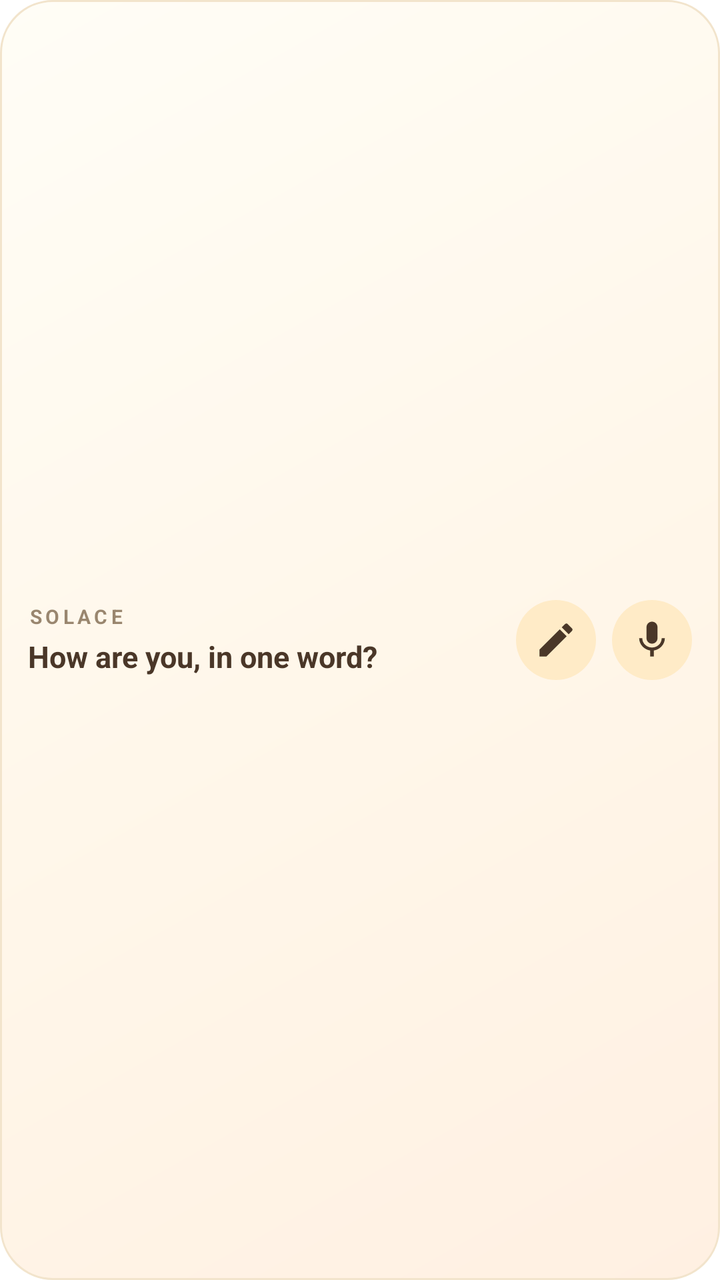
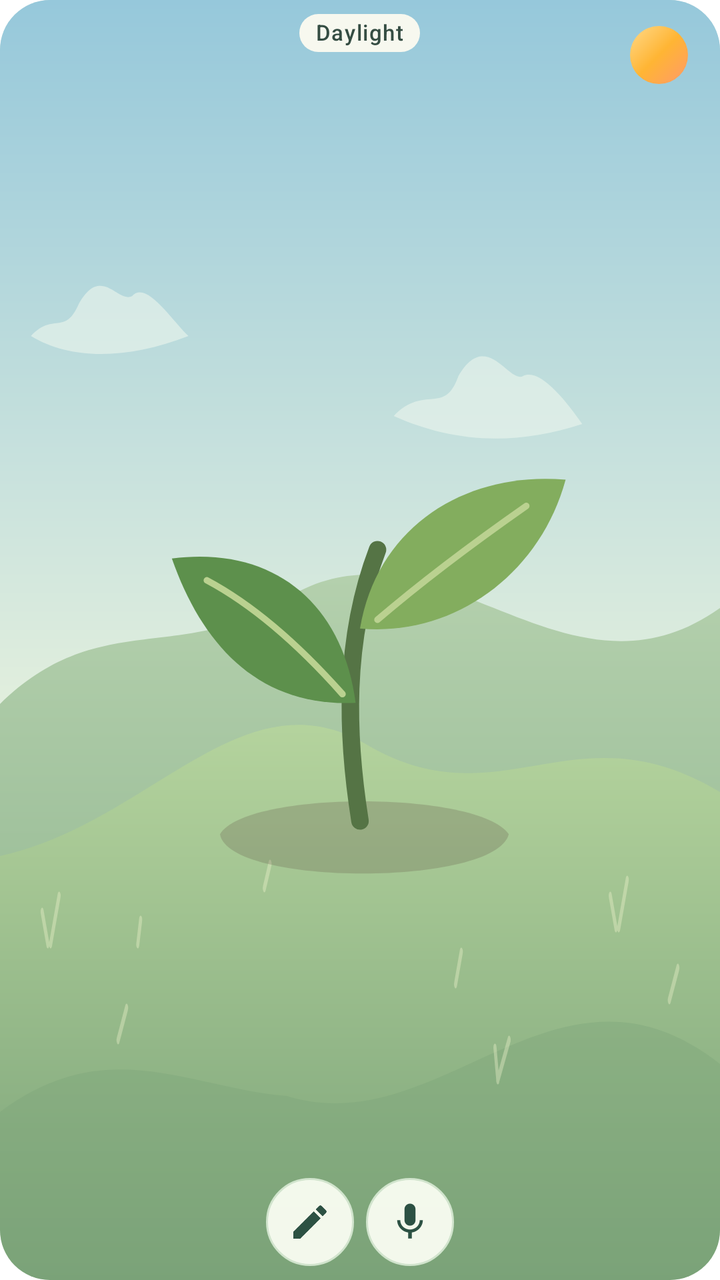

Compare the two renders of this Android layout. The source of the first and the diff that turns it into the second are given below.
<!-- AndroidManifest.xml: fallback theme Theme.MaterialComponents.DayNight.NoActionBar -->
<!-- res/layout/checkin_widget.xml -->
<?xml version="1.0" encoding="utf-8"?>
<FrameLayout xmlns:android="http://schemas.android.com/apk/res/android"
    android:id="@+id/widget_root"
    android:layout_width="match_parent"
    android:layout_height="match_parent"
    android:background="@drawable/widget_background">

    <ImageView
        android:id="@+id/widget_scene"
        android:layout_width="match_parent"
        android:layout_height="match_parent"
        android:contentDescription="@string/checkin_widget_description"
        android:scaleType="centerCrop" />

    <LinearLayout
        android:layout_width="match_parent"
        android:layout_height="match_parent"
        android:gravity="center_vertical|end"
        android:orientation="horizontal"
        android:padding="14dp">

        <LinearLayout
            android:id="@+id/widget_words"
            android:layout_width="0dp"
            android:layout_height="wrap_content"
            android:layout_weight="1"
            android:orientation="vertical">

            <TextView
                android:id="@+id/widget_eyebrow"
                android:layout_width="wrap_content"
                android:layout_height="wrap_content"
                android:letterSpacing="0.18"
                android:text="@string/checkin_widget_eyebrow"
                android:textColor="#99553B1B"
                android:textSize="10sp"
                android:textStyle="bold" />

            <TextView
                android:id="@+id/widget_prompt"
                android:layout_width="match_parent"
                android:layout_height="wrap_content"
                android:layout_marginTop="3dp"
                android:ellipsize="end"
                android:maxLines="2"
                android:text="@string/checkin_widget_prompt"
                android:textColor="@color/widget_ink"
                android:textSize="15sp"
                android:textStyle="bold" />
        </LinearLayout>

        <ImageView
            android:id="@+id/widget_write"
            android:layout_width="40dp"
            android:layout_height="40dp"
            android:layout_marginStart="8dp"
            android:background="@drawable/widget_button"
            android:contentDescription="@string/widget_write_description"
            android:padding="9dp"
            android:src="@drawable/ic_widget_write" />

        <ImageView
            android:id="@+id/widget_voice"
            android:layout_width="40dp"
            android:layout_height="40dp"
            android:layout_marginStart="8dp"
            android:background="@drawable/widget_button"
            android:contentDescription="@string/widget_voice_description"
            android:padding="9dp"
            android:src="@drawable/ic_widget_mic" />
    </LinearLayout>
</FrameLayout>
<!-- resources referenced by this layout -->
<resources>
  <color name="widget_ink">#4A3728</color>
  <!-- drawable widget_background (drawable) -->
  <?xml version="1.0" encoding="utf-8"?>
  <shape xmlns:android="http://schemas.android.com/apk/res/android"
      android:shape="rectangle">
      <corners android:radius="26dp" />
      <gradient
          android:angle="315"
          android:startColor="#FFFDF6"
          android:centerColor="#FFF7EA"
          android:endColor="#FFF0E2" />
      <stroke
          android:width="1dp"
          android:color="#F2E4CC" />
  </shape>
  <!-- drawable widget_button (drawable) -->
  <?xml version="1.0" encoding="utf-8"?>
  <shape xmlns:android="http://schemas.android.com/apk/res/android"
      android:shape="oval">
      <solid android:color="#FFEBC7" />
  </shape>
  <string name="checkin_widget_description">A one-word check-in, one tap away</string>
  <string name="checkin_widget_eyebrow">SOLACE</string>
  <string name="checkin_widget_prompt">How are you, in one word?</string>
  <!-- unchanged entries left out for length: 4 -->
</resources>

<!-- the commit's change to res/layout/checkin_widget.xml (unified diff, before → after) -->
@@ -3,70 +3,88 @@
     android:id="@+id/widget_root"
     android:layout_width="match_parent"
     android:layout_height="match_parent"
-    android:background="@drawable/widget_background">
+    android:background="@drawable/widget_forest_frame"
+    android:clipToOutline="true">
+
+    <include layout="@layout/checkin_widget_landscape" />
+
+    <LinearLayout
+        android:layout_width="match_parent"
+        android:layout_height="match_parent"
+        android:gravity="center_horizontal"
+        android:orientation="vertical"
+        android:paddingStart="5dp"
+        android:paddingEnd="5dp"
+        android:paddingTop="7dp"
+        android:paddingBottom="7dp">
+
+        <TextView
+            android:id="@+id/widget_light"
+            style="@style/ForestWidgetLight"
+            android:layout_width="wrap_content"
+            android:layout_height="wrap_content" />
+
+        <ImageView
+            android:id="@+id/widget_tree"
+            style="@style/ForestWidgetTree"
+            android:layout_width="match_parent"
+            android:layout_height="0dp"
+            android:layout_weight="1" />
+
+        <TextView
+            android:id="@+id/widget_prompt"
+            style="@style/ForestWidgetPrompt"
+            android:layout_width="wrap_content"
+            android:layout_height="wrap_content"
+            android:layout_marginBottom="7dp"
+            android:gravity="center"
+            android:visibility="gone" />
+
+        <include layout="@layout/checkin_widget_actions" />
+    </LinearLayout>
+</FrameLayout>
+<!-- res/layout/checkin_widget_landscape.xml (included above) -->
+<?xml version="1.0" encoding="utf-8"?>
+<FrameLayout xmlns:android="http://schemas.android.com/apk/res/android"
+    android:layout_width="match_parent"
+    android:layout_height="match_parent"
+    android:importantForAccessibility="no">
 
     <ImageView
         android:id="@+id/widget_scene"
         android:layout_width="match_parent"
         android:layout_height="match_parent"
-        android:contentDescription="@string/checkin_widget_description"
-        android:scaleType="centerCrop" />
+        android:importantForAccessibility="no"
+        android:scaleType="fitXY"
+        android:src="@drawable/widget_sky_day" />
 
-    <LinearLayout
-        android:layout_width="match_parent"
-        android:layout_height="match_parent"
-        android:gravity="center_vertical|end"
-        android:orientation="horizontal"
-        android:padding="14dp">
+    <ImageView
+        android:id="@+id/widget_celestial"
+        android:layout_width="29dp"
+        android:layout_height="29dp"
+        android:layout_gravity="top|end"
+        android:layout_marginTop="13dp"
+        android:layout_marginEnd="16dp"
+        android:importantForAccessibility="no"
+        android:src="@drawable/widget_orb" />
+</FrameLayout>
+<!-- res/layout/checkin_widget_actions.xml (included above) -->
+<?xml version="1.0" encoding="utf-8"?>
+<LinearLayout xmlns:android="http://schemas.android.com/apk/res/android"
+    android:layout_width="wrap_content"
+    android:layout_height="wrap_content"
+    android:orientation="horizontal">
 
-        <LinearLayout
-            android:id="@+id/widget_words"
-            android:layout_width="0dp"
-            android:layout_height="wrap_content"
-            android:layout_weight="1"
-            android:orientation="vertical">
+    <ImageView
+        android:id="@+id/widget_write"
+        style="@style/ForestWidgetAction"
+        android:contentDescription="@string/widget_write_description"
+        android:src="@drawable/ic_widget_write" />
 
-            <TextView
-                android:id="@+id/widget_eyebrow"
-                android:layout_width="wrap_content"
-                android:layout_height="wrap_content"
-                android:letterSpacing="0.18"
-                android:text="@string/checkin_widget_eyebrow"
-                android:textColor="#99553B1B"
-                android:textSize="10sp"
-                android:textStyle="bold" />
-
-            <TextView
-                android:id="@+id/widget_prompt"
-                android:layout_width="match_parent"
-                android:layout_height="wrap_content"
-                android:layout_marginTop="3dp"
-                android:ellipsize="end"
-                android:maxLines="2"
-                android:text="@string/checkin_widget_prompt"
-                android:textColor="@color/widget_ink"
-                android:textSize="15sp"
-                android:textStyle="bold" />
-        </LinearLayout>
-
-        <ImageView
-            android:id="@+id/widget_write"
-            android:layout_width="40dp"
-            android:layout_height="40dp"
-            android:layout_marginStart="8dp"
-            android:background="@drawable/widget_button"
-            android:contentDescription="@string/widget_write_description"
-            android:padding="9dp"
-            android:src="@drawable/ic_widget_write" />
-
-        <ImageView
-            android:id="@+id/widget_voice"
-            android:layout_width="40dp"
-            android:layout_height="40dp"
-            android:layout_marginStart="8dp"
-            android:background="@drawable/widget_button"
-            android:contentDescription="@string/widget_voice_description"
-            android:padding="9dp"
-            android:src="@drawable/ic_widget_mic" />
-    </LinearLayout>
-</FrameLayout>
+    <ImageView
+        android:id="@+id/widget_voice"
+        style="@style/ForestWidgetAction"
+        android:layout_marginStart="6dp"
+        android:contentDescription="@string/widget_voice_description"
+        android:src="@drawable/ic_widget_mic" />
+</LinearLayout>
<!-- resource entries referenced after the edit -->
@@ -1,29 +1,99 @@
 <!-- resources referenced by this layout -->
 <resources>
-  <color name="widget_ink">#4A3728</color>
-  <!-- drawable widget_background (drawable) -->
+  <!-- drawable widget_forest_frame (drawable) -->
   <?xml version="1.0" encoding="utf-8"?>
-  <shape xmlns:android="http://schemas.android.com/apk/res/android"
-      android:shape="rectangle">
-      <corners android:radius="26dp" />
-      <gradient
-          android:angle="315"
-          android:startColor="#FFFDF6"
-          android:centerColor="#FFF7EA"
-          android:endColor="#FFF0E2" />
-      <stroke
-          android:width="1dp"
-          android:color="#F2E4CC" />
+  <shape xmlns:android="http://schemas.android.com/apk/res/android">
+      <corners android:radius="25dp" />
+      <solid android:color="#DBE9D9" />
   </shape>
-  <!-- drawable widget_button (drawable) -->
+  <!-- drawable widget_orb (drawable) -->
   <?xml version="1.0" encoding="utf-8"?>
   <shape xmlns:android="http://schemas.android.com/apk/res/android"
       android:shape="oval">
-      <solid android:color="#FFEBC7" />
+      <gradient
+          android:angle="315"
+          android:startColor="#FFD98A"
+          android:centerColor="#FFB534"
+          android:endColor="#FF9A6A" />
   </shape>
-  <string name="checkin_widget_description">A one-word check-in, one tap away</string>
-  <string name="checkin_widget_eyebrow">SOLACE</string>
-  <string name="checkin_widget_prompt">How are you, in one word?</string>
+  <!-- drawable widget_sky_day: vector/xml drawable (drawable, 2010 chars, omitted) -->
+  <style name="ForestWidgetAction">
+          <item name="android:layout_width">44dp</item>
+          <item name="android:layout_height">44dp</item>
+          <item name="android:background">@drawable/widget_button</item>
+          <item name="android:padding">11dp</item>
+          <item name="android:scaleType">fitCenter</item>
+          <item name="android:tint">#2C5143</item>
+      </style>
+  <style name="ForestWidgetLight">
+          <item name="android:background">@drawable/widget_light_badge</item>
+          <item name="android:paddingLeft">8dp</item>
+          <item name="android:paddingRight">8dp</item>
+          <item name="android:paddingTop">3dp</item>
+          <item name="android:paddingBottom">3dp</item>
+          <item name="android:includeFontPadding">false</item>
+          <item name="android:ellipsize">end</item>
+          <item name="android:maxLines">1</item>
+          <item name="android:fontFamily">sans-serif-medium</item>
+          <item name="android:letterSpacing">0.05</item>
+          <item name="android:textColor">#354D43</item>
+          <item name="android:textSize">11sp</item>
+          <item name="android:text">@string/widget_light_day</item>
+      </style>
+  <style name="ForestWidgetPrompt">
+          <item name="android:background">@drawable/widget_light_badge</item>
+          <item name="android:paddingLeft">8dp</item>
+          <item name="android:paddingRight">8dp</item>
+          <item name="android:paddingTop">4dp</item>
+          <item name="android:paddingBottom">4dp</item>
+          <item name="android:includeFontPadding">false</item>
+          <item name="android:ellipsize">end</item>
+          <item name="android:maxLines">2</item>
+          <item name="android:fontFamily">serif</item>
+          <item name="android:textStyle">bold</item>
+          <item name="android:textColor">#263C34</item>
+          <item name="android:textSize">17sp</item>
+          <item name="android:text">@string/widget_prompt_default</item>
+      </style>
+  <style name="ForestWidgetTree">
+          <item name="android:importantForAccessibility">no</item>
+          <item name="android:scaleType">fitCenter</item>
+          <item name="android:src">@drawable/widget_sprout</item>
+      </style>
+  <!-- drawable widget_button (drawable) -->
+  <?xml version="1.0" encoding="utf-8"?>
+  <ripple xmlns:android="http://schemas.android.com/apk/res/android" android:color="#35527860">
+      <item>
+          <shape android:shape="oval">
+              <solid android:color="#F5F8FCF1" />
+              <stroke android:width="1dp" android:color="#D1E4CD" />
+          </shape>
+      </item>
+  </ripple>
+  <!-- drawable widget_light_badge (drawable) -->
+  <?xml version="1.0" encoding="utf-8"?>
+  <shape xmlns:android="http://schemas.android.com/apk/res/android">
+      <corners android:radius="11dp" />
+      <solid android:color="#F2FCFBF1" />
+  </shape>
+  <string name="widget_light_day">Daylight</string>
+  <string name="widget_prompt_default">How are you?</string>
+  <!-- drawable widget_sprout (drawable) -->
+  <?xml version="1.0" encoding="utf-8"?>
+  <vector xmlns:android="http://schemas.android.com/apk/res/android"
+      android:width="160dp" android:height="160dp"
+      android:viewportWidth="160" android:viewportHeight="160">
+      <path android:fillColor="#36554138"
+          android:pathData="M48,130 C54,120 107,120 114,130 C111,142 50,142 48,130 Z" />
+      <path android:strokeColor="#557445" android:strokeWidth="4" android:strokeLineCap="round"
+          android:pathData="M80,127 C77,108 76,86 84,65" />
+      <path android:fillColor="#5D904C"
+          android:pathData="M79,100 C57,101 44,87 37,67 C60,64 76,77 79,100 Z" />
+      <path android:fillColor="#83AD5E"
+          android:pathData="M80,83 C84,59 105,47 127,49 C121,71 101,85 80,83 Z" />
+      <path android:strokeColor="#BAD190" android:strokeWidth="1.5" android:strokeLineCap="round"
+          android:pathData="M84,81 Q98,69 118,55 M76,98 Q60,80 45,72" />
+  </vector>
   <!-- unchanged entries left out for length: 4 -->
 </resources>
 
